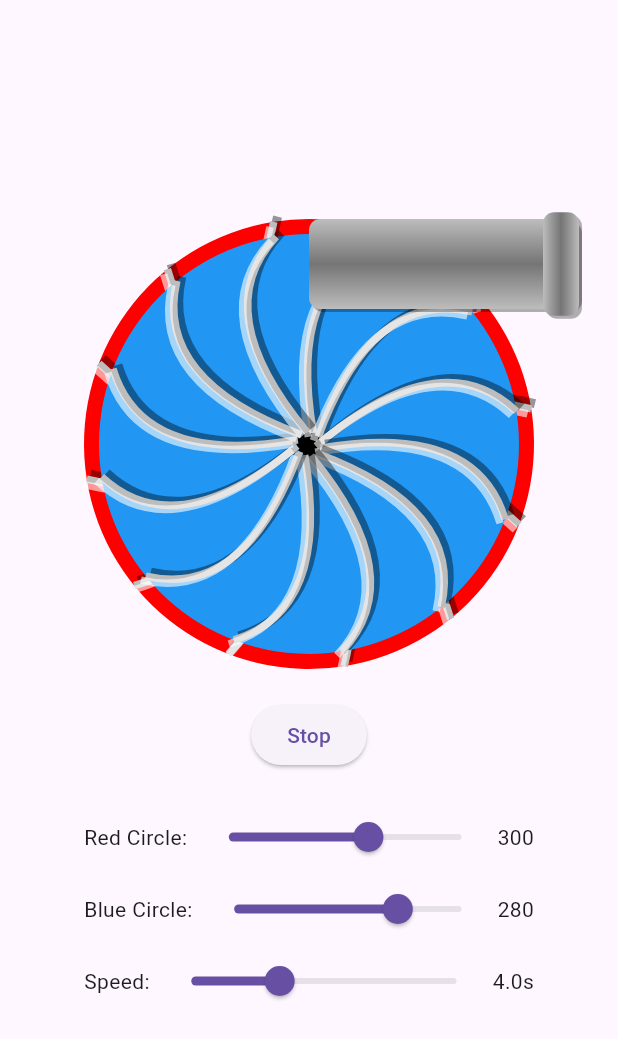
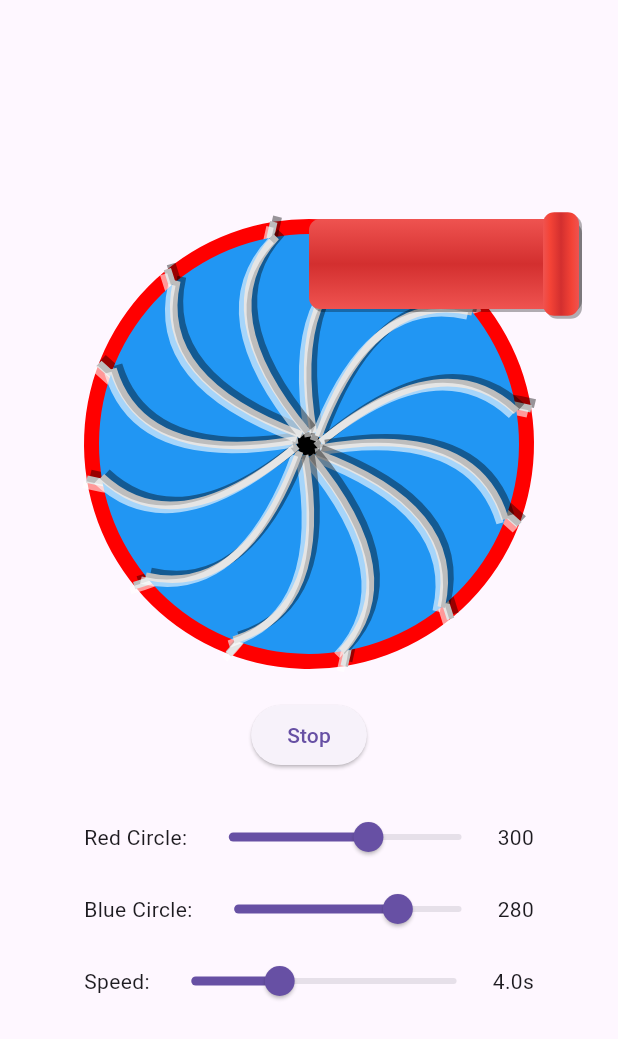
Before and after one commit to Aoli/custom_painter_tct, a Flutter app: the screen it shows after launch, after a tap on "Spin", on a phone screen of 412 x 824 dp. Shown: the top 1039 px of the screen. Run offline on Flutter 3.47's test engine with Material 3 defaults, Android fonts, the phone set to English and light mode, and no system bars.

Commit message:
Update PipePainter color scheme to use red shades for enhanced visual appeal

```diff
--- a/lib/custom_painter_test.dart
+++ b/lib/custom_painter_test.dart
@@ -215,23 +215,23 @@ class PipePainter extends CustomPainter {
       end: Alignment.bottomCenter,
       stops: const [0.0, 0.5, 1.0],
       colors: [
-        Colors.grey.shade400, // Lighter top
-        Colors.grey.shade600, // Darker middle
-        Colors.grey.shade400, // Lighter bottom
+        Colors.red.shade400, // Lighter red top
+        Colors.red.shade700, // Darker red middle
+        Colors.red.shade400, // Lighter red bottom
       ],
     );
 
-    // Modified band gradient for more belt-like appearance
+    // Modified band gradient for more belt-like appearance in red
     final bandGradient = LinearGradient(
       begin: Alignment.centerLeft,
       end: Alignment.centerRight,
       stops: const [0.0, 0.2, 0.5, 0.8, 1.0],
       colors: [
-        Colors.grey.shade400, // Edge
-        Colors.grey.shade500, // Shadow
-        Colors.grey.shade600, // Middle
-        Colors.grey.shade500, // Shadow
-        Colors.grey.shade400, // Edge
+        Colors.red.shade400, // Edge
+        Colors.red.shade500, // Shadow
+        Colors.red.shade700, // Middle
+        Colors.red.shade500, // Shadow
+        Colors.red.shade400, // Edge
       ],
     );
 
```
